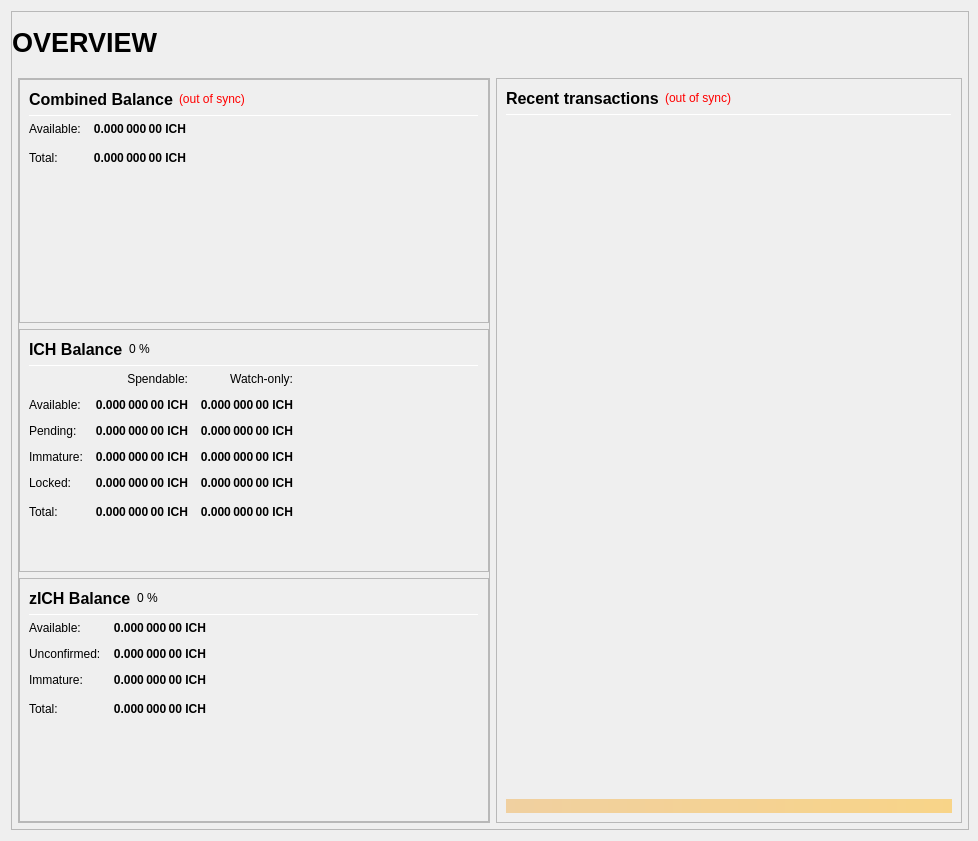
First picture: the form in src/qt/forms/overviewpage.ui, repository LordSoylent/ICHIBA, before the edit.
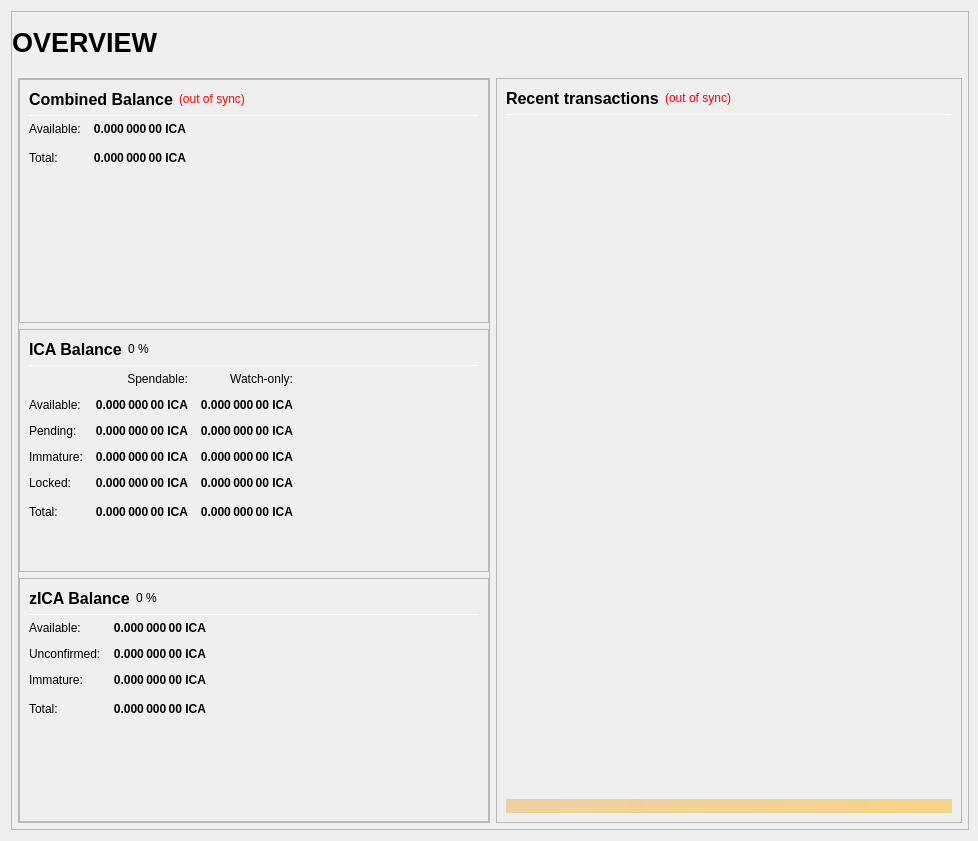
Second picture: the form after the edit.

Diff of the .ui file:
```diff
--- a/src/qt/forms/overviewpage.ui
+++ b/src/qt/forms/overviewpage.ui
@@ -333,7 +333,7 @@
                           <string>Your current spendable balance</string>
                          </property>
                          <property name="text">
-                          <string notr="true">0.000 000 00 ICH</string>
+                          <string notr="true">0.000 000 00 ICA</string>
                          </property>
                          <property name="alignment">
                           <set>Qt::AlignRight|Qt::AlignTrailing|Qt::AlignVCenter</set>
@@ -365,7 +365,7 @@
                           <string>Total Balance, including all unavailable coins.</string>
                          </property>
                          <property name="text">
-                          <string notr="true">0.000 000 00 ICH</string>
+                          <string notr="true">0.000 000 00 ICA</string>
                          </property>
                          <property name="alignment">
                           <set>Qt::AlignRight|Qt::AlignTrailing|Qt::AlignVCenter</set>
@@ -433,7 +433,7 @@
                           </font>
                          </property>
                          <property name="text">
-                          <string>ICH Balance</string>
+                          <string>ICA Balance</string>
                          </property>
                         </widget>
                        </item>
@@ -525,7 +525,7 @@
                           <string>Your current spendable balance</string>
                          </property>
                          <property name="text">
-                          <string notr="true">0.000 000 00 ICH</string>
+                          <string notr="true">0.000 000 00 ICA</string>
                          </property>
                          <property name="alignment">
                           <set>Qt::AlignRight|Qt::AlignTrailing|Qt::AlignVCenter</set>
@@ -550,7 +550,7 @@
                           <string>Your current balance in watch-only addresses</string>
                          </property>
                          <property name="text">
-                          <string notr="true">0.000 000 00 ICH</string>
+                          <string notr="true">0.000 000 00 ICA</string>
                          </property>
                          <property name="alignment">
                           <set>Qt::AlignRight|Qt::AlignTrailing|Qt::AlignVCenter</set>
@@ -582,7 +582,7 @@
                           <string>Total of transactions that have yet to be confirmed, and do not yet count toward the spendable balance</string>
                          </property>
                          <property name="text">
-                          <string notr="true">0.000 000 00 ICH</string>
+                          <string notr="true">0.000 000 00 ICA</string>
                          </property>
                          <property name="alignment">
                           <set>Qt::AlignRight|Qt::AlignTrailing|Qt::AlignVCenter</set>
@@ -607,7 +607,7 @@
                           <string>Unconfirmed transactions to watch-only addresses</string>
                          </property>
                          <property name="text">
-                          <string notr="true">0.000 000 00 ICH</string>
+                          <string notr="true">0.000 000 00 ICA</string>
                          </property>
                          <property name="alignment">
                           <set>Qt::AlignRight|Qt::AlignTrailing|Qt::AlignVCenter</set>
@@ -639,7 +639,7 @@
                           <string>Staked or masternode rewards that has not yet matured</string>
                          </property>
                          <property name="text">
-                          <string notr="true">0.000 000 00 ICH</string>
+                          <string notr="true">0.000 000 00 ICA</string>
                          </property>
                          <property name="alignment">
                           <set>Qt::AlignRight|Qt::AlignTrailing|Qt::AlignVCenter</set>
@@ -664,7 +664,7 @@
                           <string>Staked or masternode rewards in watch-only addresses that has not yet matured</string>
                          </property>
                          <property name="text">
-                          <string notr="true">0.000 000 00 ICH</string>
+                          <string notr="true">0.000 000 00 ICA</string>
                          </property>
                          <property name="alignment">
                           <set>Qt::AlignRight|Qt::AlignTrailing|Qt::AlignVCenter</set>
@@ -699,7 +699,7 @@
                           <string>Locked ICH or Masternode collaterals. These are excluded from zICH minting.</string>
                          </property>
                          <property name="text">
-                          <string notr="true">0.000 000 00 ICH</string>
+                          <string notr="true">0.000 000 00 ICA</string>
                          </property>
                          <property name="alignment">
                           <set>Qt::AlignRight|Qt::AlignTrailing|Qt::AlignVCenter</set>
@@ -724,7 +724,7 @@
                           <string>Current locked balance in watch-only addresses</string>
                          </property>
                          <property name="text">
-                          <string notr="true">0.000 000 00 ICH</string>
+                          <string notr="true">0.000 000 00 ICA</string>
                          </property>
                          <property name="alignment">
                           <set>Qt::AlignRight|Qt::AlignTrailing|Qt::AlignVCenter</set>
@@ -759,7 +759,7 @@
                           <string>Your current IchibaCoin balance, unconfirmed and immature transactions included</string>
                          </property>
                          <property name="text">
-                          <string notr="true">0.000 000 00 ICH</string>
+                          <string notr="true">0.000 000 00 ICA</string>
                          </property>
                          <property name="alignment">
                           <set>Qt::AlignRight|Qt::AlignTrailing|Qt::AlignVCenter</set>
@@ -784,7 +784,7 @@
                           <string>Current total balance in watch-only addresses</string>
                          </property>
                          <property name="text">
-                          <string notr="true">0.000 000 00 ICH</string>
+                          <string notr="true">0.000 000 00 ICA</string>
                          </property>
                          <property name="alignment">
                           <set>Qt::AlignRight|Qt::AlignTrailing|Qt::AlignVCenter</set>
@@ -852,7 +852,7 @@
                           </font>
                          </property>
                          <property name="text">
-                          <string>zICH Balance</string>
+                          <string>zICA Balance</string>
                          </property>
                         </widget>
                        </item>
@@ -926,7 +926,7 @@
 These zICH are spendable.</string>
                          </property>
                          <property name="text">
-                          <string notr="true">0.000 000 00 ICH</string>
+                          <string notr="true">0.000 000 00 ICA</string>
                          </property>
                          <property name="alignment">
                           <set>Qt::AlignRight|Qt::AlignTrailing|Qt::AlignVCenter</set>
@@ -957,7 +957,7 @@
 Immature: confirmed, but less than 1 mint of the same denomination after it was minted</string>
                          </property>
                          <property name="text">
-                          <string notr="true">0.000 000 00 ICH</string>
+                          <string notr="true">0.000 000 00 ICA</string>
                          </property>
                          <property name="alignment">
                           <set>Qt::AlignRight|Qt::AlignTrailing|Qt::AlignVCenter</set>
@@ -988,7 +988,7 @@
 Immature: confirmed, but less than 1 mint of the same denomination after it was minted</string>
                          </property>
                          <property name="text">
-                          <string notr="true">0.000 000 00 ICH</string>
+                          <string notr="true">0.000 000 00 ICA</string>
                          </property>
                          <property name="alignment">
                           <set>Qt::AlignRight|Qt::AlignTrailing|Qt::AlignVCenter</set>
@@ -1020,7 +1020,7 @@
                           <string>Your current zICH balance, unconfirmed and immature zICH included.</string>
                          </property>
                          <property name="text">
-                          <string notr="true">0.000 000 00 ICH</string>
+                          <string notr="true">0.000 000 00 ICA</string>
                          </property>
                          <property name="alignment">
                           <set>Qt::AlignRight|Qt::AlignTrailing|Qt::AlignVCenter</set>
```
Left out of the diff: 16 changed lines with no effect on the pictures.
